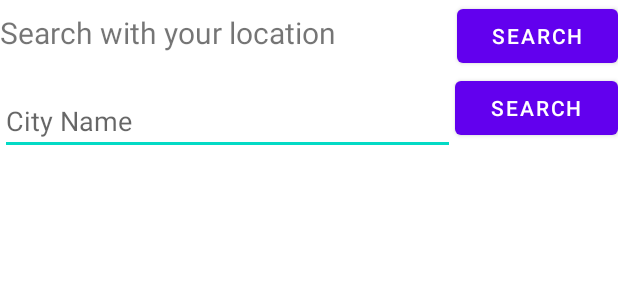
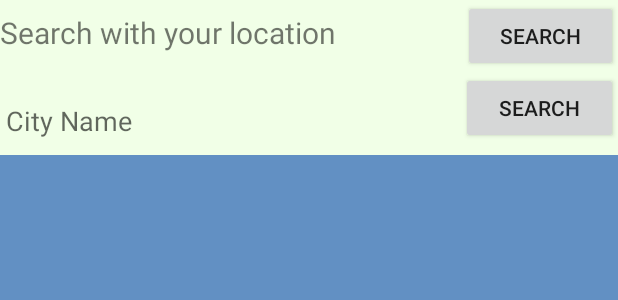
Before and after one commit to leejp1998/WeatherApp, an Android app: the layout activity_main.xml on its own in the app's theme, with its tools: preview values and no code run, on a phone screen of 412 x 824 dp. Shown: the top 300 px of the screen. Run offline under Robolectric (Android 15) with nearby library versions, the phone set to English and light mode, and no system bars.

Commit message:
Added custom theme and tested WeatherGov API.
Request sends an authentication header to avoid error 403.

Need to update the UI.

```diff
--- a/app/src/main/AndroidManifest.xml
+++ b/app/src/main/AndroidManifest.xml
@@ -16,7 +16,8 @@
         android:label="@string/app_name"
         android:roundIcon="@mipmap/ic_launcher_round"
         android:supportsRtl="true"
-        android:theme="@style/Theme.WeatherApp">
+        android:theme="@style/AppTheme"
+        android:usesCleartextTraffic="true">
         <activity android:name=".MainActivity">
             <intent-filter>
                 <action android:name="android.intent.action.MAIN" />
--- a/app/src/main/java/com/example/weatherapp/MainActivity.java
+++ b/app/src/main/java/com/example/weatherapp/MainActivity.java
@@ -10,6 +10,7 @@ import android.location.Address;
 import android.location.Geocoder;
 import android.location.Location;
 import android.os.Bundle;
+import android.util.Log;
 import android.view.View;
 import android.widget.ArrayAdapter;
 import android.widget.Button;
@@ -118,6 +119,7 @@ public class MainActivity extends AppCompatActivity {
             @Override
             public void onComplete(@NonNull Task<Location> task) {
                 Location location = task.getResult();
+
                 if(location != null){
                     // Use long and lat of location to API
                     weatherDataService.getCityNameByLocation(location, new WeatherDataService.GetCityNameByLocationCallback()
--- a/app/src/main/res/layout/activity_main.xml
+++ b/app/src/main/res/layout/activity_main.xml
@@ -10,7 +10,9 @@
         android:layout_width="match_parent"
         android:layout_height="wrap_content"
         android:orientation="horizontal"
-        android:weightSum="100">
+        android:weightSum="100"
+        android:background="@color/colorAccent"
+        >
         <TextView
             android:id="@+id/tv_cityName"
             android:layout_width="wrap_content"
@@ -40,7 +42,8 @@
         android:layout_height="wrap_content"
         android:orientation="horizontal"
         android:weightSum="100"
-        android:id="@+id/cityNameLinearLayout">
+        android:id="@+id/cityNameLinearLayout"
+        android:background="@color/colorAccent">
         <EditText
             android:id="@+id/et_dataInput"
             android:layout_width="wrap_content"
--- a/app/src/main/res/values/colors.xml
+++ b/app/src/main/res/values/colors.xml
@@ -7,4 +7,7 @@
     <color name="teal_700">#FF018786</color>
     <color name="black">#FF000000</color>
     <color name="white">#FFFFFFFF</color>
+    <color name="colorPrimary">#6290C3</color>
+    <color name="colorPrimaryDark">#1A1B41</color>
+    <color name="colorAccent">#F1FFE7</color>
 </resources>
--- /dev/null
+++ b/app/src/main/res/values/styles.xml
@@ -0,0 +1,9 @@
+<?xml version="1.0" encoding="utf-8"?>
+<resources>
+    <style name="AppTheme" parent="Theme.AppCompat.Light.NoActionBar">
+        <item name="colorPrimary">@color/colorPrimary</item>
+        <item name="colorPrimaryDark">@color/colorPrimaryDark</item>
+        <item name="colorAccent">@color/colorAccent</item>
+        <item name="android:windowBackground">@color/colorPrimary</item>
+    </style>
+</resources>
```
Also changed, not shown: app/src/main/java/com/example/weatherapp/WeatherDataService.java (+27 -5 lines).
